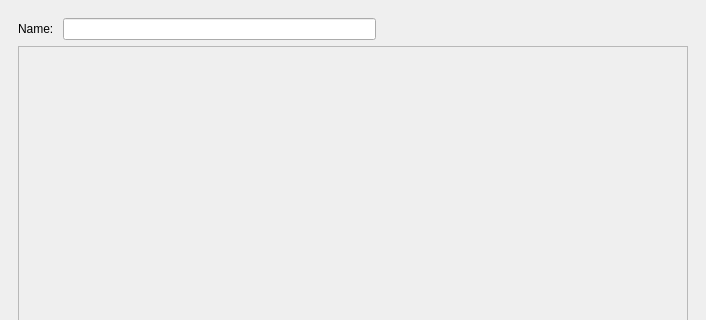
Qt form client/src/main/launcher/ui/mainwindow.ui (JulianBiancardi/Wolfenstein-Taller1) before a commit; both pictures show x 0 to 706 and y 0 to 320 of the 706 by 496 pixel window.
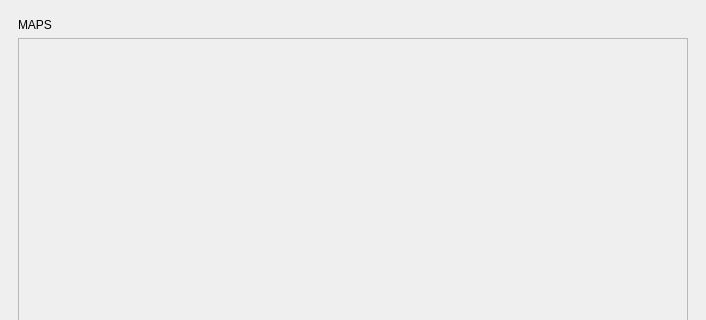
The same form after that commit.

Commit message: [DELETE] - delete some todo

```diff
--- a/client/src/main/launcher/ui/mainwindow.ui
+++ b/client/src/main/launcher/ui/mainwindow.ui
@@ -236,35 +236,11 @@
       <widget class="QWidget" name="NewMatchPage">
        <layout class="QVBoxLayout" name="verticalLayout_4">
         <item>
-         <layout class="QHBoxLayout" name="horizontalLayout_3">
-          <item>
            <widget class="QLabel" name="label_4">
             <property name="text">
-             <string>Name: </string>
-            </property>
-           </widget>
-          </item>
-          <item>
-           <widget class="QLineEdit" name="mapNameEdit">
-            <property name="maxLength">
-             <number>64</number>
-            </property>
-           </widget>
-          </item>
-          <item>
-           <spacer name="horizontalSpacer_3">
-            <property name="orientation">
-             <enum>Qt::Horizontal</enum>
-            </property>
-            <property name="sizeHint" stdset="0">
-             <size>
-              <width>40</width>
-              <height>20</height>
-             </size>
-            </property>
-           </spacer>
-          </item>
-         </layout>
+           <string>MAPS</string>
+          </property>
+         </widget>
         </item>
         <item>
          <widget class="QScrollArea" name="scrollArea_2">
@@ -283,7 +259,7 @@
              <x>0</x>
              <y>0</y>
              <width>668</width>
-             <height>340</height>
+             <height>350</height>
             </rect>
            </property>
            <layout class="QVBoxLayout" name="verticalLayout_6">
```
Lines whose indentation alone changed are shown as unchanged. The commit also changes 2 other files.
